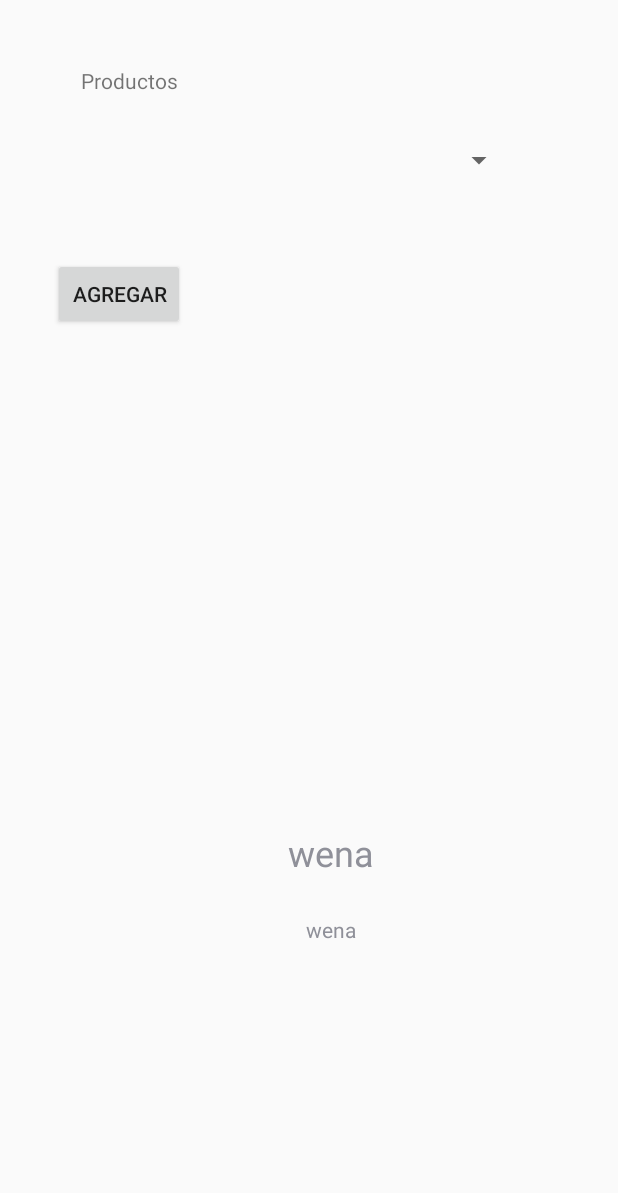
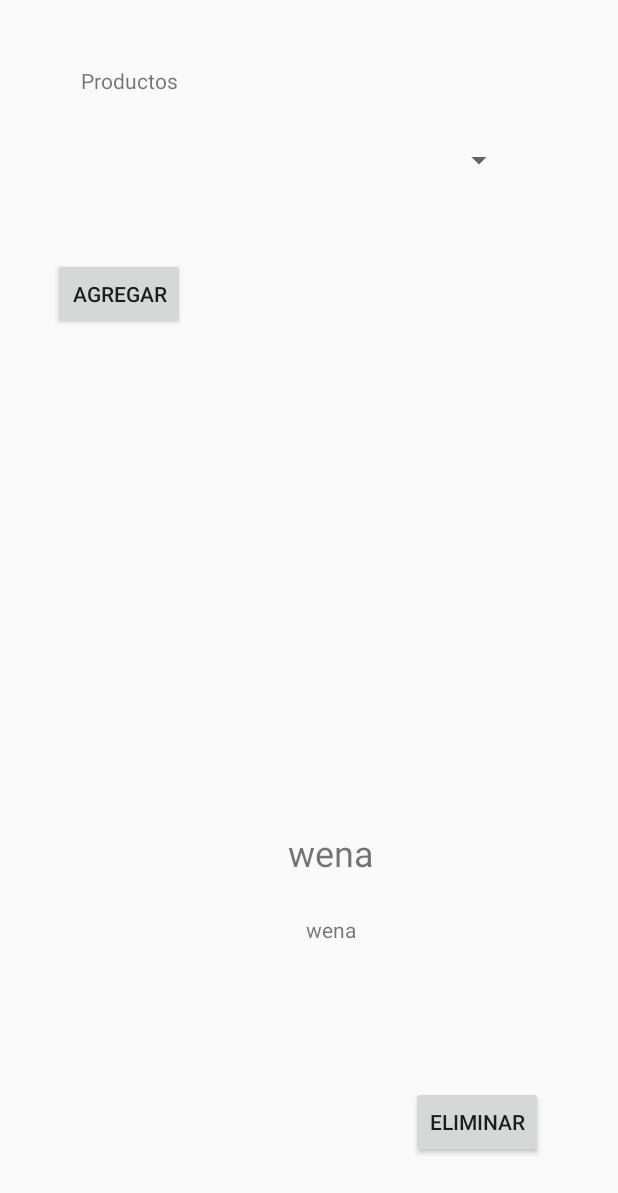
Before and after one commit to TGRaydas/AppsMoviles-App, an Android app: the BillClients screen opened directly, with no data from a screen before it, after a tap on "AGREGAR", on a phone screen of 412 x 824 dp. Shown: the top 1193 px of the screen. Run offline under Robolectric (Android 15) with nearby library versions, the phone set to English and light mode, and no system bars; our stand-ins replace Volley; network calls fail; 5 statements that could not run were skipped.

Commit message:
Last updates for delete element in bill

```diff
--- a/app/src/main/java/com/example/tgraydas/billsmanager/BillClients.java
+++ b/app/src/main/java/com/example/tgraydas/billsmanager/BillClients.java
@@ -21,6 +21,7 @@ import java.util.ArrayList;
 
 public class BillClients extends AppCompatActivity {
     NetworkManager networkManager;
+    Desk desk;
     ProductsGridAdapter productsGridAdapter;
     ProductsSpinnerAdapter productsSpinnerAdapter;
     ArrayList<Product> billProductList = new ArrayList<>();
@@ -33,7 +34,7 @@ public class BillClients extends AppCompatActivity {
         GridView gridView = findViewById(R.id.gridViewProducts);
         final Spinner spinner = findViewById(R.id.spinner);
         getProducts(productList, gridView, spinner);
-        productsGridAdapter = new ProductsGridAdapter(getApplicationContext(), billProductList);
+        productsGridAdapter = new ProductsGridAdapter(this, billProductList);
         gridView.setAdapter(productsGridAdapter);
         Button button = findViewById(R.id.Add_product_to_bill);
         button.setOnClickListener(new View.OnClickListener() {
@@ -81,5 +82,10 @@ public class BillClients extends AppCompatActivity {
 
     }
 
+    public void removeProductFromBill(int position){
+        billProductList.remove(position);
+        productsGridAdapter.notifyDataSetChanged();
+    }
+
 
 }
--- a/app/src/main/java/com/example/tgraydas/billsmanager/ProductsGridAdapter.java
+++ b/app/src/main/java/com/example/tgraydas/billsmanager/ProductsGridAdapter.java
@@ -1,9 +1,11 @@
 package com.example.tgraydas.billsmanager;
 import android.content.Context;
+import android.content.Intent;
 import android.view.LayoutInflater;
 import android.view.View;
 import android.view.ViewGroup;
 import android.widget.BaseAdapter;
+import android.widget.Button;
 import android.widget.TextView;
 
 import com.android.volley.toolbox.StringRequest;
@@ -43,7 +45,7 @@ public class ProductsGridAdapter extends BaseAdapter {
 
     // 5
     @Override
-    public View getView(int position, View convertView, ViewGroup parent) {
+    public View getView(final int position, View convertView, ViewGroup parent) {
         View gridView = convertView;
         Product product = products.get(position);
         if (convertView == null) {
@@ -55,6 +57,15 @@ public class ProductsGridAdapter extends BaseAdapter {
             textView.setText(product.detail);
             textView = gridView.findViewById(R.id.price);
             String price_info = "Price: $" + Integer.toString((product.price));
+            Button button = gridView.findViewById(R.id.delete_button);
+            button.setOnClickListener(new View.OnClickListener() {
+                @Override
+                public void onClick(View v) {
+                    if( mContext instanceof BillClients) {
+                        ((BillClients) mContext).removeProductFromBill(position);
+                    }
+                }
+            });
             textView.setText(price_info);
             return gridView;
 
--- a/app/src/main/res/layout/bill_product_grid.xml
+++ b/app/src/main/res/layout/bill_product_grid.xml
@@ -31,7 +31,17 @@
         android:layout_height="wrap_content"
         android:layout_alignParentEnd="true"
         android:layout_alignParentTop="true"
-        android:layout_marginEnd="61dp"
-        android:layout_marginTop="191dp"
+        android:layout_marginEnd="69dp"
+        android:layout_marginTop="174dp"
         android:text="1231231" />
+
+    <Button
+        android:id="@+id/delete_button"
+        android:layout_width="wrap_content"
+        android:layout_height="wrap_content"
+        android:layout_alignParentEnd="true"
+        android:layout_alignParentTop="true"
+        android:layout_marginEnd="50dp"
+        android:layout_marginTop="202dp"
+        android:text="Eliminar" />
 </RelativeLayout>
```
